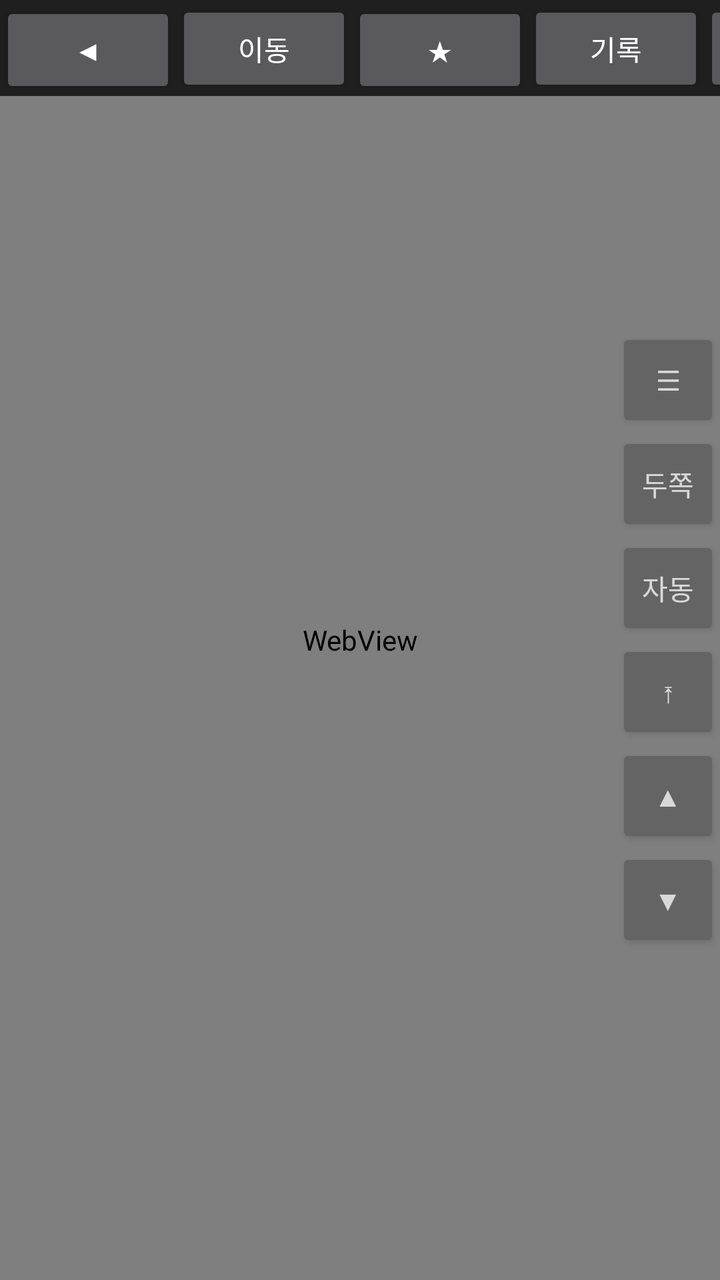
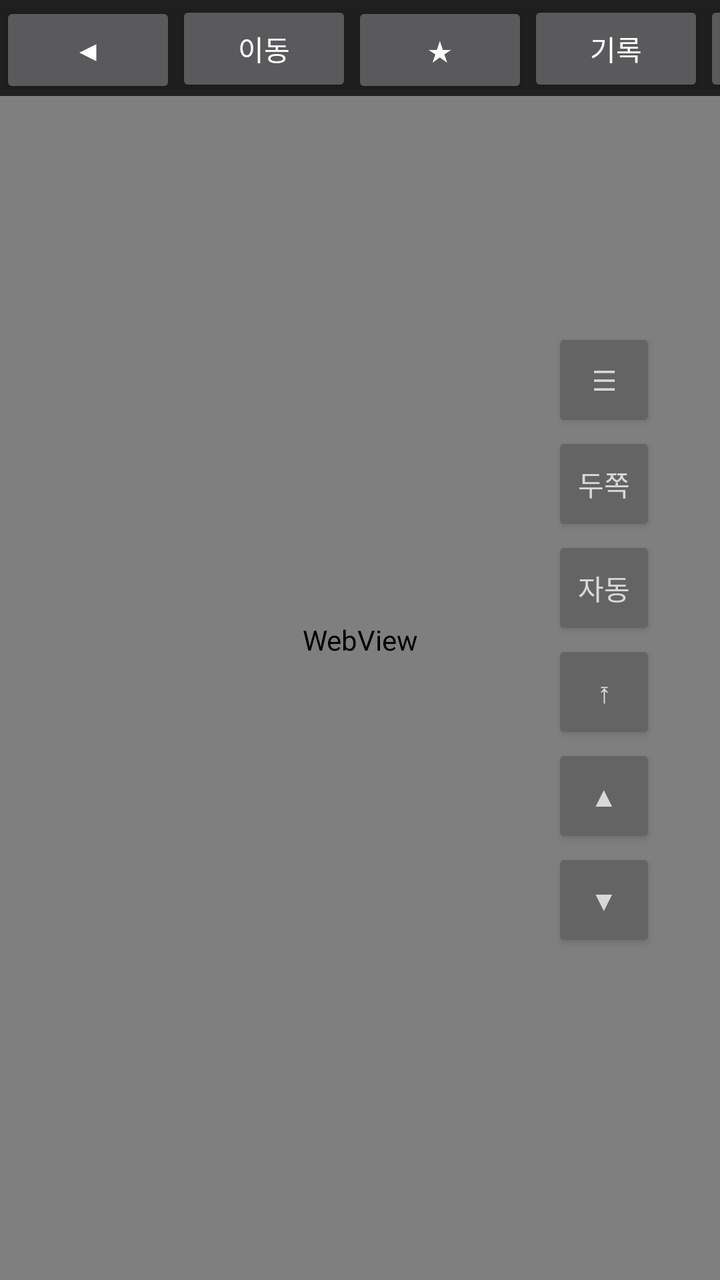

The first picture is an Android layout as it rendered before a commit; the second is the same layout after the commit. The layout source and the unified diff follow.
<!-- AndroidManifest.xml: application theme android:Theme.Material.NoActionBar -->
<!-- res/layout/activity_main.xml -->
<?xml version="1.0" encoding="utf-8"?>
<FrameLayout xmlns:android="http://schemas.android.com/apk/res/android"
    android:layout_width="match_parent" android:layout_height="match_parent" android:background="#111111">

    <WebView android:id="@+id/web" android:layout_width="match_parent" android:layout_height="match_parent" />

    <LinearLayout android:id="@+id/topBar" android:layout_width="match_parent"
        android:layout_height="wrap_content" android:orientation="horizontal"
        android:layout_gravity="top" android:background="#DD111111">
        <Button android:id="@+id/backBtn" android:layout_width="wrap_content"
            android:layout_height="wrap_content" android:text="◀" />
        <EditText android:id="@+id/urlInput" android:layout_width="0dp" android:layout_weight="1"
            android:layout_height="wrap_content" android:hint="웹 주소 입력" android:inputType="textUri"
            android:imeOptions="actionGo" android:singleLine="true" android:textColor="#FFFFFF"
            android:textColorHint="#888888" />
        <Button android:id="@+id/goBtn" android:layout_width="wrap_content"
            android:layout_height="wrap_content" android:text="이동" />
        <Button android:id="@+id/bookmarkBtn" android:layout_width="wrap_content"
            android:layout_height="wrap_content" android:text="★" />
        <Button android:id="@+id/historyBtn" android:layout_width="wrap_content"
            android:layout_height="wrap_content" android:text="기록" />
        <Button android:id="@+id/settingsBtn" android:layout_width="wrap_content"
            android:layout_height="wrap_content" android:text="설정" />
    </LinearLayout>

    <Button android:id="@+id/nextBtn" android:layout_width="wrap_content" android:layout_height="wrap_content"
        android:layout_gravity="bottom|center_horizontal" android:layout_marginBottom="24dp"
        android:text="다음화 ▶" android:visibility="gone" />

    <LinearLayout android:id="@+id/btnBox" android:layout_width="wrap_content" android:layout_height="wrap_content"
        android:layout_gravity="end|center_vertical" android:orientation="vertical" android:alpha="0.7">
        <Button android:id="@+id/menuBtn" android:layout_width="52dp" android:layout_height="52dp" android:text="☰" />
        <Button android:id="@+id/twoBtn" android:layout_width="52dp" android:layout_height="52dp" android:text="두쪽" />
        <Button android:id="@+id/autoBtn" android:layout_width="52dp" android:layout_height="52dp" android:text="자동" />
        <Button android:id="@+id/topBtn" android:layout_width="52dp" android:layout_height="52dp" android:text="⤒" />
        <Button android:id="@+id/upBtn" android:layout_width="52dp" android:layout_height="52dp" android:text="▲" />
        <Button android:id="@+id/downBtn" android:layout_width="52dp" android:layout_height="52dp" android:text="▼" />
    </LinearLayout>
</FrameLayout>
<!-- resources referenced by this layout -->
<resources>

</resources>

<!-- the commit's change to res/layout/activity_main.xml (unified diff, before → after) -->
@@ -28,7 +28,7 @@
         android:text="다음화 ▶" android:visibility="gone" />
 
     <LinearLayout android:id="@+id/btnBox" android:layout_width="wrap_content" android:layout_height="wrap_content"
-        android:layout_gravity="end|center_vertical" android:orientation="vertical" android:alpha="0.7">
+        android:layout_gravity="end|center_vertical" android:layout_marginEnd="32dp" android:orientation="vertical" android:alpha="0.7">
         <Button android:id="@+id/menuBtn" android:layout_width="52dp" android:layout_height="52dp" android:text="☰" />
         <Button android:id="@+id/twoBtn" android:layout_width="52dp" android:layout_height="52dp" android:text="두쪽" />
         <Button android:id="@+id/autoBtn" android:layout_width="52dp" android:layout_height="52dp" android:text="자동" />
@@ -36,4 +36,10 @@
         <Button android:id="@+id/upBtn" android:layout_width="52dp" android:layout_height="52dp" android:text="▲" />
         <Button android:id="@+id/downBtn" android:layout_width="52dp" android:layout_height="52dp" android:text="▼" />
     </LinearLayout>
+
+    <FrameLayout android:id="@+id/scrollTrack" android:layout_width="32dp" android:layout_height="match_parent"
+        android:layout_gravity="end" android:layout_marginTop="64dp" android:layout_marginBottom="16dp">
+        <View android:id="@+id/scrollThumb" android:layout_width="12dp" android:layout_height="64dp"
+            android:layout_gravity="end" android:layout_marginEnd="4dp" android:visibility="gone" />
+    </FrameLayout>
 </FrameLayout>
